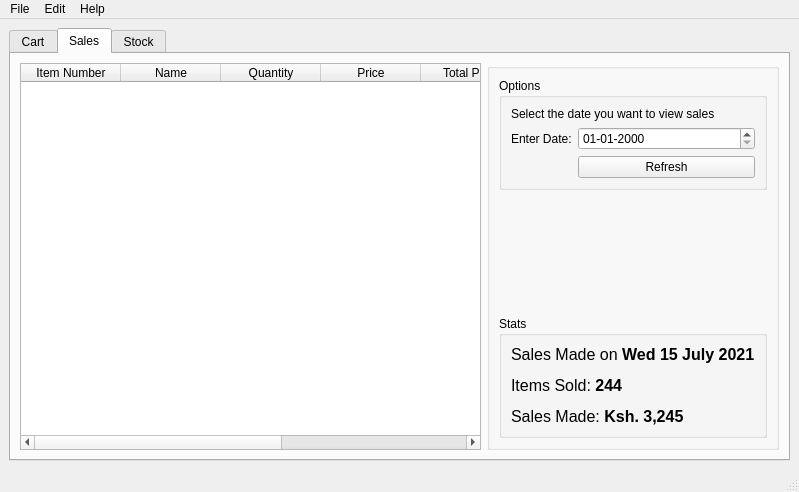
This is src/stock_manager.ui in krivahtoo/stockmanager as Qt 5 draws it before an edit. The edited form follows.
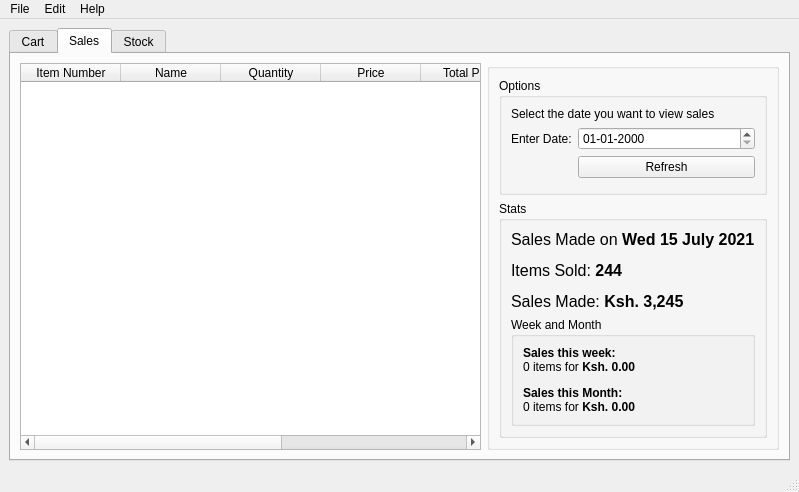
This is the edited form. The open tabs and pages were chosen to show the change. Icons and pictures are not drawn.

Commit message: 🚀 Updated ui and added week and month stats

```diff
--- a/src/stock_manager.ui
+++ b/src/stock_manager.ui
@@ -390,19 +390,6 @@
              </layout>
             </widget>
            </item>
-           <item>
-            <spacer name="verticalSpacer">
-             <property name="orientation">
-              <enum>Qt::Vertical</enum>
-             </property>
-             <property name="sizeHint" stdset="0">
-              <size>
-               <width>20</width>
-               <height>40</height>
-              </size>
-             </property>
-            </spacer>
-           </item>
            <item>
             <widget class="QGroupBox" name="grpStats">
              <property name="title">
@@ -416,6 +403,22 @@
                 </property>
                </widget>
               </item>
+              <item>
+               <widget class="QGroupBox" name="grpSalesStats">
+                <property name="title">
+                 <string>Week and Month</string>
+                </property>
+                <layout class="QVBoxLayout" name="verticalLayout_2">
+                 <item>
+                  <widget class="QLabel" name="lblSalesStats_2">
+                   <property name="text">
+                    <string>&lt;html&gt;&lt;head/&gt;&lt;body&gt;&lt;p&gt;&lt;span style=&quot; font-weight:600;&quot;&gt;Sales this week:&lt;/span&gt;&lt;br/&gt;0 items for &lt;span style=&quot; font-weight:600;&quot;&gt;Ksh. 0.00&lt;/span&gt;&lt;/p&gt;&lt;p&gt;&lt;span style=&quot; font-weight:600;&quot;&gt;Sales this Month:&lt;/span&gt;&lt;br/&gt;0 items for &lt;span style=&quot; font-weight:600;&quot;&gt;Ksh. 0.00&lt;/span&gt;&lt;/p&gt;&lt;/body&gt;&lt;/html&gt;</string>
+                   </property>
+                  </widget>
+                 </item>
+                </layout>
+               </widget>
+              </item>
              </layout>
             </widget>
            </item>
```
Left out of the diff: 45 changed lines with no effect on the pictures. The commit also changes 8 other files.
